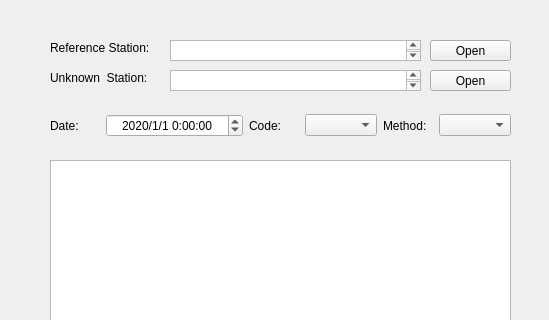
The window that dpwidget.ui (Liu-Yuzhen/GNSS) describes before a commit, drawn with Qt 5; both pictures show x 0 to 549 and y 0 to 320 of the 549 by 490 pixel window.
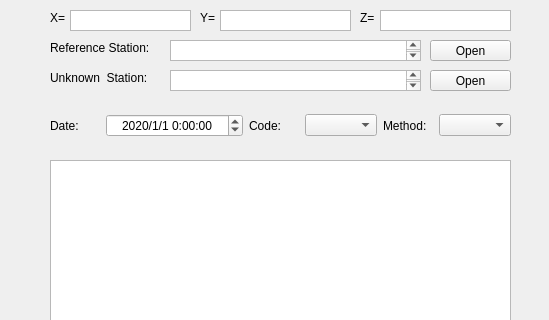
The same window after the commit.

```diff
--- a/dpwidget.ui
+++ b/dpwidget.ui
@@ -177,6 +177,87 @@
     <string>compute</string>
    </property>
   </widget>
+  <widget class="QLabel" name="label_3">
+   <property name="geometry">
+    <rect>
+     <x>50</x>
+     <y>10</y>
+     <width>21</width>
+     <height>16</height>
+    </rect>
+   </property>
+   <property name="text">
+    <string>X=</string>
+   </property>
+  </widget>
+  <widget class="QTextEdit" name="boxX">
+   <property name="geometry">
+    <rect>
+     <x>70</x>
+     <y>10</y>
+     <width>121</width>
+     <height>21</height>
+    </rect>
+   </property>
+   <property name="verticalScrollBarPolicy">
+    <enum>Qt::ScrollBarAlwaysOff</enum>
+   </property>
+  </widget>
+  <widget class="QTextEdit" name="boxY">
+   <property name="geometry">
+    <rect>
+     <x>220</x>
+     <y>10</y>
+     <width>131</width>
+     <height>21</height>
+    </rect>
+   </property>
+   <property name="verticalScrollBarPolicy">
+    <enum>Qt::ScrollBarAlwaysOff</enum>
+   </property>
+   <property name="horizontalScrollBarPolicy">
+    <enum>Qt::ScrollBarAsNeeded</enum>
+   </property>
+  </widget>
+  <widget class="QLabel" name="label_4">
+   <property name="geometry">
+    <rect>
+     <x>200</x>
+     <y>10</y>
+     <width>21</width>
+     <height>16</height>
+    </rect>
+   </property>
+   <property name="text">
+    <string>Y=</string>
+   </property>
+  </widget>
+  <widget class="QTextEdit" name="boxZ">
+   <property name="geometry">
+    <rect>
+     <x>380</x>
+     <y>10</y>
+     <width>131</width>
+     <height>21</height>
+    </rect>
+   </property>
+   <property name="verticalScrollBarPolicy">
+    <enum>Qt::ScrollBarAlwaysOff</enum>
+   </property>
+  </widget>
+  <widget class="QLabel" name="label_5">
+   <property name="geometry">
+    <rect>
+     <x>360</x>
+     <y>10</y>
+     <width>21</width>
+     <height>16</height>
+    </rect>
+   </property>
+   <property name="text">
+    <string>Z=</string>
+   </property>
+  </widget>
  </widget>
  <resources/>
  <connections/>
```
